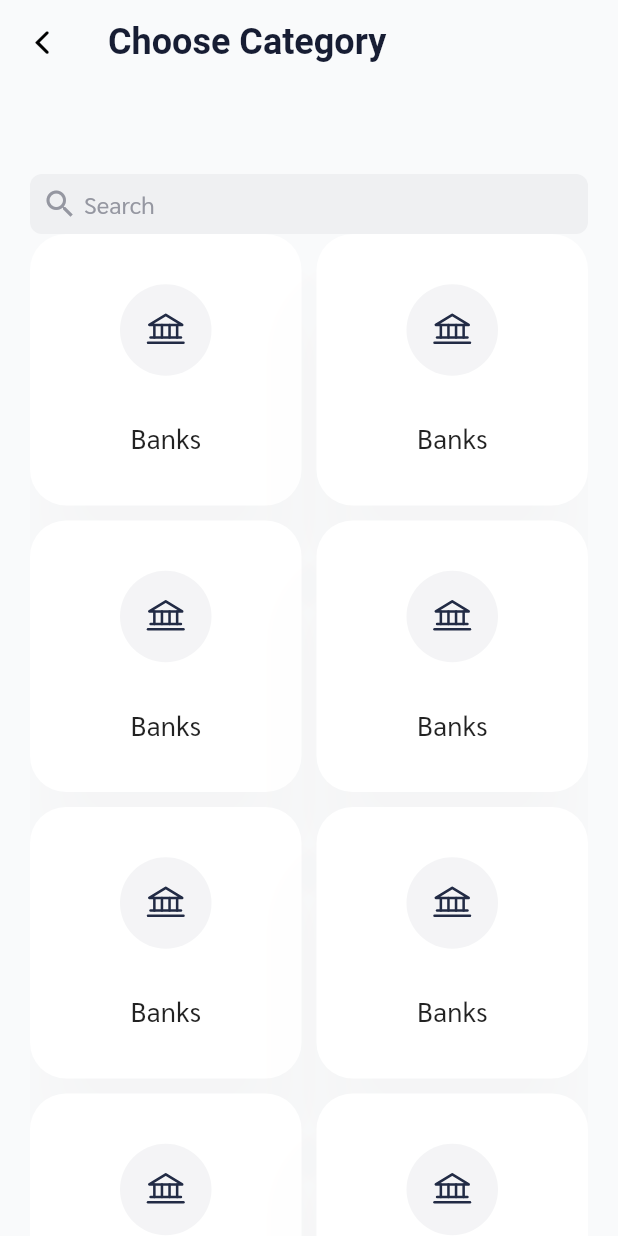
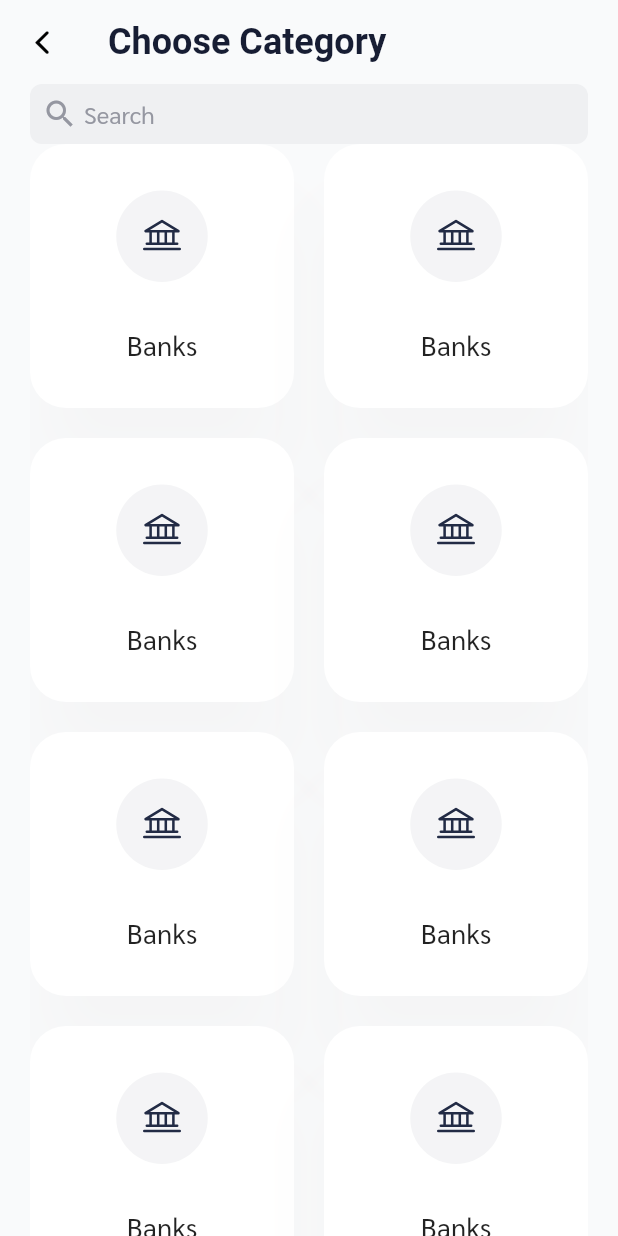
Before and after one commit to onumengine/port, a Flutter app: the CategoriesScreen screen opened directly, on a phone screen of 412 x 824 dp. Run offline on Flutter 3.47's test engine with Material 2 defaults, Android fonts, the phone set to English and light mode, and no system bars; our stand-ins replace equatable, flushbar, flutter_bloc, flutter_svg, progress_dialog, shared_preferences; accounts and stored records are empty; statements that could not run were skipped.

Commit message:
Add the searchbar and categories grid to the categories screen as slivers in a CustomScrollView

```diff
--- a/lib/screens/categories.dart
+++ b/lib/screens/categories.dart
@@ -1,6 +1,7 @@
 import 'package:flutter/cupertino.dart';
 import "package:flutter/material.dart";
 import 'package:port/components/atoms/searchbar.dart';
+import 'package:port/components/molecules/category_card.dart';
 import 'package:port/components/organisms/categories_grid.dart';
 
 class CategoriesScreen extends StatefulWidget {
@@ -36,10 +37,6 @@ class _CategoriesScreenState extends State<CategoriesScreen> {
             fontWeight: FontWeight.w600,
           ),
         ),
-        bottom: PreferredSize(
-          preferredSize: Size(screenSize.width, 100),
-          child: SearchBar(),
-        ),
       ),
       body: Container(
         height: screenSize.height,
@@ -47,7 +44,29 @@ class _CategoriesScreenState extends State<CategoriesScreen> {
         padding: EdgeInsets.symmetric(
           horizontal: _getHorizontalPadding(screenSize.width),
         ),
-        child: CategoriesGrid(),
+        child: CustomScrollView(
+          slivers: [
+            SliverList(
+              delegate: SliverChildListDelegate(
+                <Widget>[
+                  SearchBar(),
+                ],
+              ),
+            ),
+            SliverGrid(
+              gridDelegate: SliverGridDelegateWithFixedCrossAxisCount(
+                crossAxisCount: 2,
+                mainAxisSpacing: 20,
+                crossAxisSpacing: 20,
+              ),
+              delegate: SliverChildBuilderDelegate(
+                (context, index) {
+                  return CategoryCard();
+                },
+              ),
+            ),
+          ],
+        ),
       ),
     );
   }
```
